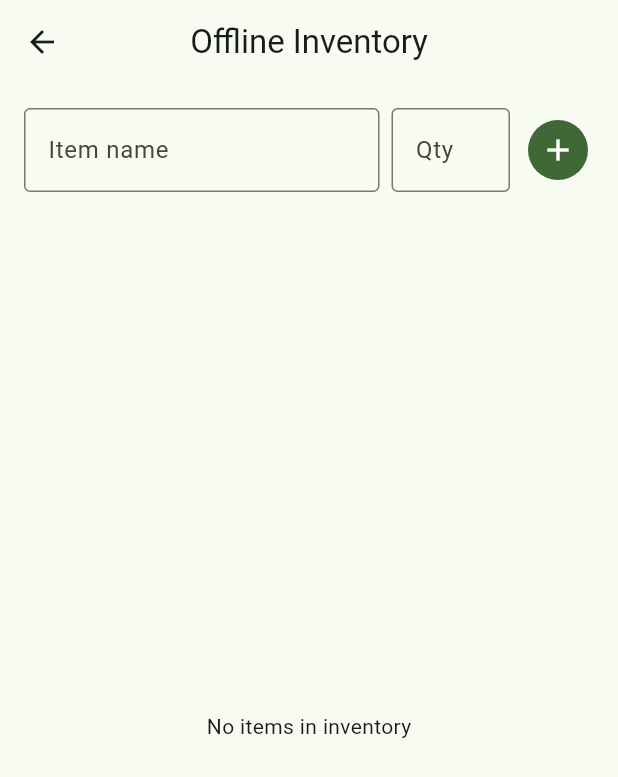
After one commit to BonaventureMaina/biashara-bridge, a Flutter app: the InventoryPage screen opened directly, after a tap on the "add" icon, on a phone screen of 412 x 824 dp. The commit adds this screen. Shown: the top 777 px of the screen. Run offline on Flutter 3.47's test engine with Material 3 defaults, Android fonts, the phone set to English and light mode, and no system bars; our stand-ins replace cloud_firestore, dartz, firebase_auth, firebase_core, flutter_map, flutter_riverpod and 3 more; accounts and stored records are empty.

Commit message:
Add offline inventory management with delete button

```diff
--- a/lib/features/dashboard/presentation/pages/dashboard_page.dart
+++ b/lib/features/dashboard/presentation/pages/dashboard_page.dart
@@ -8,6 +8,7 @@ import '../../../payments/presentation/pages/invoice_page.dart';
 import '../../../analytics/presentation/pages/analytics_page.dart';
 import '../../../procurement/presentation/pages/deals_page.dart';
 import '../../../procurement/presentation/pages/create_deal_page.dart';
+import '../../../inventory/presentation/pages/inventory_page.dart';
 
 class DashboardPage extends ConsumerStatefulWidget {
   const DashboardPage({super.key});
@@ -32,6 +33,15 @@ class _DashboardPageState extends ConsumerState<DashboardPage> {
       appBar: AppBar(
         title: const Text('Biashara Bridge'),
         actions: [
+          IconButton(
+            icon: const Icon(Icons.inventory_2),
+            tooltip: 'Inventory',
+            onPressed: () {
+              Navigator.of(context).push(
+                MaterialPageRoute(builder: (_) => const InventoryPage()),
+              );
+            },
+          ),
           IconButton(
             icon: const Icon(Icons.shopping_cart),
             tooltip: 'Bulk Deals',
--- /dev/null
+++ b/lib/features/inventory/presentation/pages/inventory_page.dart
@@ -0,0 +1,160 @@
+import 'package:flutter/material.dart';
+import 'package:flutter_riverpod/flutter_riverpod.dart';
+import '../providers/inventory_provider.dart';
+
+class InventoryPage extends ConsumerStatefulWidget {
+  const InventoryPage({super.key});
+
+  @override
+  ConsumerState<InventoryPage> createState() => _InventoryPageState();
+}
+
+class _InventoryPageState extends ConsumerState<InventoryPage> {
+  final _nameController = TextEditingController();
+  final _quantityController = TextEditingController();
+  final _notesController = TextEditingController();
+
+  @override
+  void dispose() {
+    _nameController.dispose();
+    _quantityController.dispose();
+    _notesController.dispose();
+    super.dispose();
+  }
+
+  Future<void> _addItem() async {
+    final name = _nameController.text.trim();
+    final qtyText = _quantityController.text.trim();
+    if (name.isEmpty || qtyText.isEmpty) return;
+    final quantity = int.tryParse(qtyText);
+    if (quantity == null) return;
+
+    final item = InventoryItem(
+      name: name,
+      quantity: quantity,
+      notes: _notesController.text.trim().isEmpty
+          ? null
+          : _notesController.text.trim(),
+    );
+    await ref.read(inventoryProvider.notifier).addItem(item);
+    _nameController.clear();
+    _quantityController.clear();
+    _notesController.clear();
+  }
+
+  @override
+  Widget build(BuildContext context) {
+    final inventory = ref.watch(inventoryProvider);
+
+    return Scaffold(
+      appBar: AppBar(
+        title: const Text('Offline Inventory'),
+        actions: [
+          if (inventory.isNotEmpty)
+            IconButton(
+              icon: const Icon(Icons.cloud_upload_outlined),
+              tooltip: 'Sync to cloud (placeholder)',
+              onPressed: () {
+                ScaffoldMessenger.of(context).showSnackBar(
+                  const SnackBar(content: Text('Sync not yet implemented')),
+                );
+              },
+            ),
+        ],
+      ),
+      body: Column(
+        children: [
+          // Add item form
+          Padding(
+            padding: const EdgeInsets.all(16.0),
+            child: Row(
+              children: [
+                Expanded(
+                  flex: 3,
+                  child: TextField(
+                    controller: _nameController,
+                    decoration: const InputDecoration(
+                      labelText: 'Item name',
+                      border: OutlineInputBorder(),
+                    ),
+                  ),
+                ),
+                const SizedBox(width: 8),
+                Expanded(
+                  flex: 1,
+                  child: TextField(
+                    controller: _quantityController,
+                    keyboardType: TextInputType.number,
+                    decoration: const InputDecoration(
+                      labelText: 'Qty',
+                      border: OutlineInputBorder(),
+                    ),
+                  ),
+                ),
+                const SizedBox(width: 8),
+                IconButton.filled(
+                  onPressed: _addItem,
+                  icon: const Icon(Icons.add),
+                ),
+              ],
+            ),
+          ),
+          // Inventory list
+          Expanded(
+            child: inventory.isEmpty
+                ? const Center(child: Text('No items in inventory'))
+                : ListView.builder(
+                    itemCount: inventory.length,
+                    itemBuilder: (context, index) {
+                      final item = inventory[index];
+                      return ListTile(
+                        title: Text(item.name),
+                        subtitle: item.notes != null
+                            ? Text(item.notes!)
+                            : null,
+                        trailing: Row(
+                          mainAxisSize: MainAxisSize.min,
+                          children: [
+                            Text('${item.quantity} units'),
+                            const SizedBox(width: 4),
+                            IconButton(
+                              icon: const Icon(Icons.remove_circle_outline),
+                              onPressed: () {
+                                if (item.quantity > 1) {
+                                  ref
+                                      .read(inventoryProvider.notifier)
+                                      .updateQuantity(index, item.quantity - 1);
+                                } else {
+                                  ref
+                                      .read(inventoryProvider.notifier)
+                                      .removeItem(index);
+                                }
+                              },
+                            ),
+                            IconButton(
+                              icon: const Icon(Icons.add_circle_outline),
+                              onPressed: () {
+                                ref
+                                    .read(inventoryProvider.notifier)
+                                    .updateQuantity(index, item.quantity + 1);
+                              },
+                            ),
+                            IconButton(
+                              icon: const Icon(Icons.delete_outline, color: Colors.red),
+                              onPressed: () {
+                                ref
+                                    .read(inventoryProvider.notifier)
+                                    .removeItem(index);
+                              },
+                            ),
+                          ],
+                        ),
+                      );
+                    },
+                  ),
+          ),
+        ],
+      ),
+    );
+  }
+}
--- /dev/null
+++ b/lib/features/inventory/presentation/providers/inventory_provider.dart
@@ -0,0 +1,82 @@
+import 'dart:convert';
+import 'package:flutter_riverpod/flutter_riverpod.dart';
+import 'package:shared_preferences/shared_preferences.dart';
+
+class InventoryItem {
+  final String name;
+  final int quantity;
+  final String? notes;
+
+  InventoryItem({required this.name, required this.quantity, this.notes});
+
+  Map<String, dynamic> toJson() => {
+        'name': name,
+        'quantity': quantity,
+        'notes': notes ?? '',
+      };
+
+  factory InventoryItem.fromJson(Map<String, dynamic> json) => InventoryItem(
+        name: json['name'] as String,
+        quantity: json['quantity'] as int,
+        notes: json['notes'] as String?,
+      );
+}
+
+class InventoryNotifier extends StateNotifier<List<InventoryItem>> {
+  InventoryNotifier() : super([]) {
+    _loadFromStorage();
+  }
+
+  static const _storageKey = 'biashara_inventory';
+
+  Future<void> _loadFromStorage() async {
+    final prefs = await SharedPreferences.getInstance();
+    final raw = prefs.getString(_storageKey);
+    if (raw != null) {
+      final List<dynamic> decoded = json.decode(raw);
+      state = decoded.map((e) => InventoryItem.fromJson(e as Map<String, dynamic>)).toList();
+    }
+  }
+
+  Future<void> _saveToStorage() async {
+    final prefs = await SharedPreferences.getInstance();
+    final encoded = json.encode(state.map((e) => e.toJson()).toList());
+    await prefs.setString(_storageKey, encoded);
+  }
+
+  Future<void> addItem(InventoryItem item) async {
+    state = [...state, item];
+    await _saveToStorage();
+  }
+
+  Future<void> removeItem(int index) async {
+    if (index >= 0 && index < state.length) {
+      state = [
+        ...state.sublist(0, index),
+        ...state.sublist(index + 1),
+      ];
+      await _saveToStorage();
+    }
+  }
+
+  Future<void> updateQuantity(int index, int newQuantity) async {
+    if (index >= 0 && index < state.length) {
+      final updated = InventoryItem(
+        name: state[index].name,
+        quantity: newQuantity,
+        notes: state[index].notes,
+      );
+      state = [
+        ...state.sublist(0, index),
+        updated,
+        ...state.sublist(index + 1),
+      ];
+      await _saveToStorage();
+    }
+  }
+}
+
+final inventoryProvider =
+    StateNotifierProvider<InventoryNotifier, List<InventoryItem>>((ref) {
+  return InventoryNotifier();
+});
--- a/pubspec.yaml
+++ b/pubspec.yaml
@@ -31,6 +31,7 @@ dependencies:
   http: ^1.2.0
   dartz: ^0.10.1
   cloud_functions: ^6.3.2
+  shared_preferences: ^2.5.5
 
 dev_dependencies:
   flutter_test:
```
Also changed, not shown: pubspec.lock, 1 other file.
